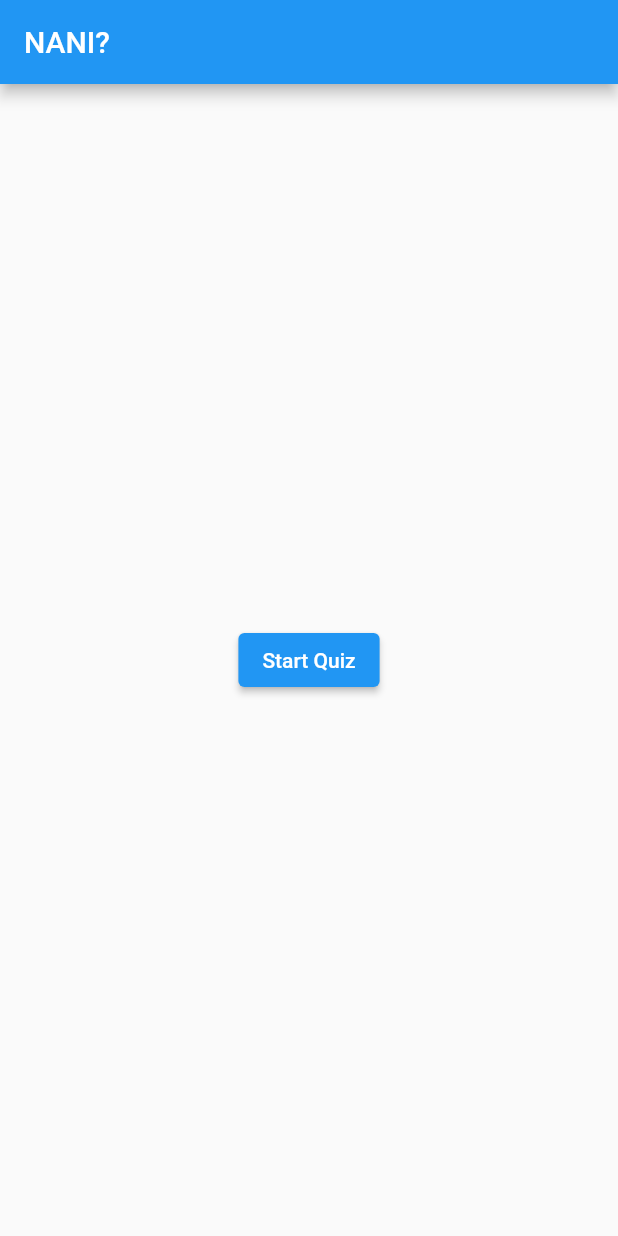
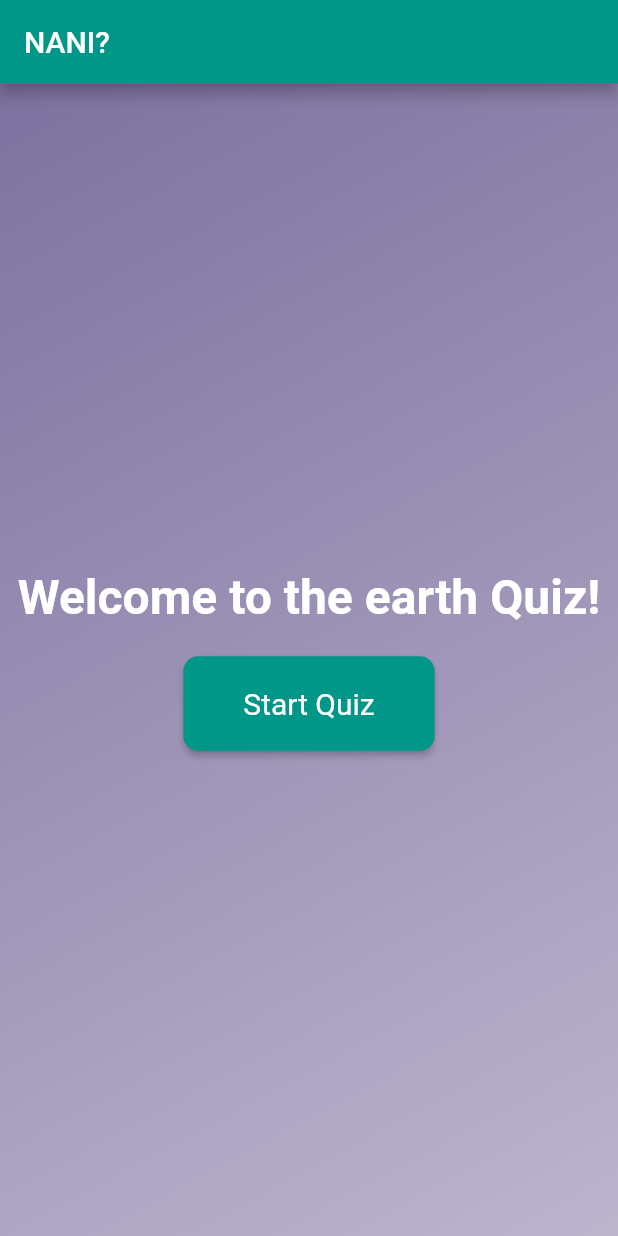
Before and after one commit to Dally07/nani-, a Flutter app: the screen it shows after launch, on a phone screen of 412 x 824 dp. Run offline on Flutter 3.47's test engine with Material 2 defaults, Android fonts, the phone set to English and light mode, and no system bars.

Commit message:
homepage: background dynamique

```diff
--- a/lib/screens/home_page.dart
+++ b/lib/screens/home_page.dart
@@ -1,17 +1,80 @@
 import 'package:flutter/material.dart';
 import 'quiz_page.dart';
 
-class HomePage extends StatelessWidget {
+class HomePage extends StatefulWidget {
   const HomePage({Key? key}) : super(key: key);
+
+  @override
+  HomePageState createState() => HomePageState();
+}
+
+class HomePageState extends State<HomePage> with SingleTickerProviderStateMixin {
+  late AnimationController _controller;
+  late Animation<Color?> _colorTween;
+
+  @override
+  void initState() {
+    super.initState();
+
+    _controller = AnimationController(
+      duration: const Duration(seconds: 5),
+      vsync: this,
+    )..repeat(reverse: true);
+
+    _colorTween = ColorTween(
+      begin: Colors.blue,
+      end: Colors.red,
+    ).animate(_controller);
+  }
+
+  @override
+  void dispose() {
+    _controller.dispose();
+    super.dispose();
+  }
 
   @override
   Widget build(BuildContext context) {
     return Scaffold(
       appBar: AppBar(
         title: const Text('NANI?'),
+        backgroundColor: Colors.teal,
       ),
-      body: Center(
-        child: ElevatedButton(
+      body: AnimatedBuilder(
+        animation: _colorTween,
+        builder: (context, child) {
+          return Container(
+            decoration: BoxDecoration(
+              gradient: LinearGradient(
+                colors: [
+                  _colorTween.value!,
+                  _colorTween.value!.withOpacity(0.5),
+                ],
+                begin: Alignment.topLeft,
+                end: Alignment.bottomRight,
+              ),
+            ),
+            child: Center(
+              child: Column(
+                mainAxisAlignment: MainAxisAlignment.center,
+                children: [
+                  const Text(
+                    'Welcome to the earth Quiz!',
+                    style: TextStyle(
+                      fontSize: 32,
+                      fontWeight: FontWeight.bold,
+                      color: Colors.white,
+                    ),
+                  ),
+                  const SizedBox(height: 20),
+                  ElevatedButton(
+                    style: ElevatedButton.styleFrom(
+                      foregroundColor: Colors.white, backgroundColor: Colors.teal, padding: const EdgeInsets.symmetric(horizontal: 40, vertical: 20),
+                      textStyle: const TextStyle(fontSize: 20), // Button text color
+                      shape: RoundedRectangleBorder(
+                        borderRadius: BorderRadius.circular(10),
+                      ),
+                    ),
                     child: const Text('Start Quiz'),
                     onPressed: () {
                       Navigator.push(
@@ -20,6 +83,11 @@ class HomePage extends StatelessWidget {
                       );
                     },
                   ),
+                ],
+              ),
+            ),
+          );
+        },
       ),
     );
   }
```
Lines whose indentation alone changed are shown as unchanged.
